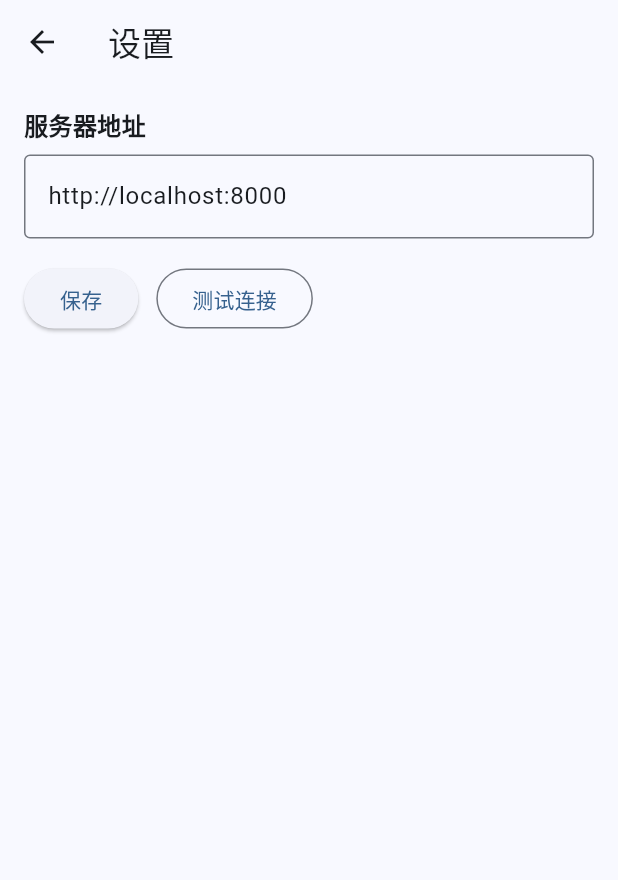
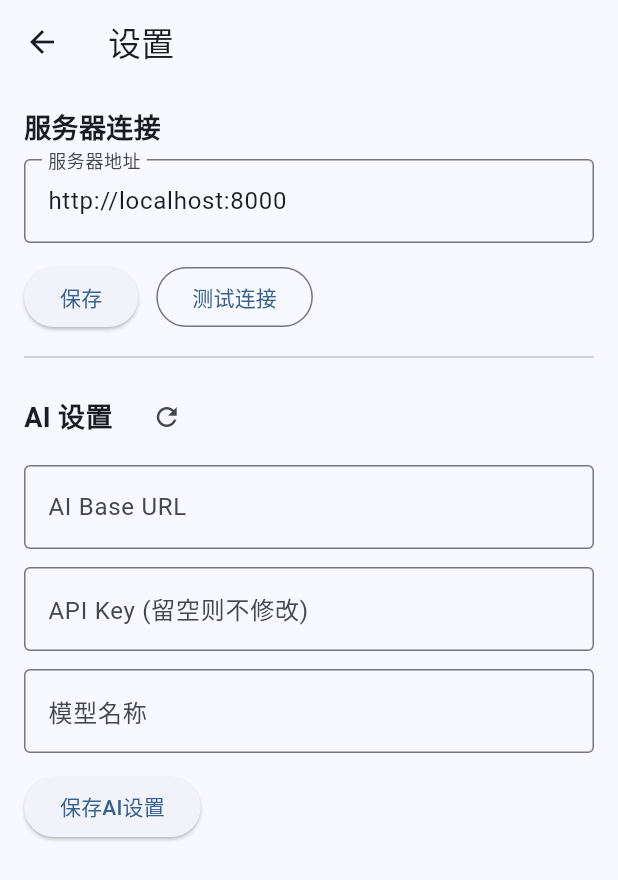
Before and after one commit to chenhuawang-04/CloudNote, a Flutter app: the SettingsScreen screen opened directly, on a phone screen of 412 x 824 dp. Shown: the top 880 px of the screen. Run offline on Flutter 3.47's test engine with Material 3 defaults, Android fonts, the phone set to English and light mode, and no system bars; our stand-ins replace dio, file_picker, image_picker, shared_preferences; accounts and stored records are empty; network calls fail.

Commit message:
feat: add AI settings management via frontend
- Server: new /api/v1/settings/ai GET/PUT endpoints
- Config: support runtime update + persist to config.yaml
- Client: settings screen now shows AI base_url, api_key, model fields
- API key is masked in responses (only last 4 chars shown)

Co-Authored-By: Claude Sonnet 4.6 <noreply@anthropic.com>

```diff
--- a/client/lib/screens/settings_screen.dart
+++ b/client/lib/screens/settings_screen.dart
@@ -11,23 +11,35 @@ class SettingsScreen extends StatefulWidget {
 
 class _SettingsScreenState extends State<SettingsScreen> {
   late TextEditingController _urlCtrl;
+  late TextEditingController _aiBaseUrlCtrl;
+  late TextEditingController _aiKeyCtrl;
+  late TextEditingController _aiModelCtrl;
   String _status = '';
+  String _aiStatus = '';
+  bool _loadingAi = false;
 
   @override
   void initState() {
     super.initState();
     _urlCtrl = TextEditingController(text: AppConfig.serverUrl);
+    _aiBaseUrlCtrl = TextEditingController();
+    _aiKeyCtrl = TextEditingController();
+    _aiModelCtrl = TextEditingController();
   }
 
   @override
   void dispose() {
     _urlCtrl.dispose();
+    _aiBaseUrlCtrl.dispose();
+    _aiKeyCtrl.dispose();
+    _aiModelCtrl.dispose();
     super.dispose();
   }
 
   Future<void> _save() async {
     await AppConfig.setServerUrl(_urlCtrl.text.trim());
     setState(() => _status = '已保存');
+    _loadAiSettings();
   }
 
   Future<void> _test() async {
@@ -35,34 +47,146 @@ class _SettingsScreenState extends State<SettingsScreen> {
     await AppConfig.setServerUrl(_urlCtrl.text.trim());
     final ok = await ApiClient().checkHealth();
     setState(() => _status = ok ? '连接成功' : '连接失败');
+    if (ok) _loadAiSettings();
+  }
+
+  Future<void> _loadAiSettings() async {
+    setState(() => _loadingAi = true);
+    try {
+      final api = ApiClient();
+      final res = await api.dio.get('${AppConfig.apiBase}/settings/ai');
+      final data = res.data;
+      setState(() {
+        _aiBaseUrlCtrl.text = data['base_url'] ?? '';
+        _aiModelCtrl.text = data['model'] ?? '';
+        _aiKeyCtrl.text = '';
+        _aiStatus = data['api_key_set'] == true
+            ? 'API Key 已设置 (${data['api_key_preview']})'
+            : 'API Key 未设置';
+        _loadingAi = false;
+      });
+    } catch (e) {
+      setState(() {
+        _aiStatus = '加载AI设置失败';
+        _loadingAi = false;
+      });
+    }
+  }
+
+  Future<void> _saveAiSettings() async {
+    setState(() => _aiStatus = '正在保存...');
+    try {
+      final api = ApiClient();
+      final body = <String, dynamic>{};
+      if (_aiBaseUrlCtrl.text.trim().isNotEmpty) {
+        body['base_url'] = _aiBaseUrlCtrl.text.trim();
+      }
+      if (_aiKeyCtrl.text.trim().isNotEmpty) {
+        body['api_key'] = _aiKeyCtrl.text.trim();
+      }
+      if (_aiModelCtrl.text.trim().isNotEmpty) {
+        body['model'] = _aiModelCtrl.text.trim();
+      }
+      final res = await api.dio.put('${AppConfig.apiBase}/settings/ai', data: body);
+      final data = res.data;
+      setState(() {
+        _aiKeyCtrl.text = '';
+        _aiStatus = data['api_key_set'] == true
+            ? '已保存 - API Key (${data['api_key_preview']})'
+            : '已保存 - API Key 未设置';
+      });
+    } catch (e) {
+      setState(() => _aiStatus = '保存失败: $e');
+    }
   }
 
   @override
   Widget build(BuildContext context) {
     return Scaffold(
       appBar: AppBar(title: const Text('设置')),
-      body: Padding(
+      body: SingleChildScrollView(
         padding: const EdgeInsets.all(16),
         child: Column(
           crossAxisAlignment: CrossAxisAlignment.start,
           children: [
-            const Text('服务器地址', style: TextStyle(fontSize: 16, fontWeight: FontWeight.bold)),
+            // ── Server Connection ──
+            const Text('服务器连接',
+                style: TextStyle(fontSize: 18, fontWeight: FontWeight.bold)),
             const SizedBox(height: 8),
             TextField(
               controller: _urlCtrl,
               decoration: const InputDecoration(
+                labelText: '服务器地址',
                 hintText: 'http://192.168.1.100:8000',
                 border: OutlineInputBorder(),
               ),
             ),
-            const SizedBox(height: 16),
+            const SizedBox(height: 12),
             Row(
               children: [
                 ElevatedButton(onPressed: _save, child: const Text('保存')),
                 const SizedBox(width: 12),
                 OutlinedButton(onPressed: _test, child: const Text('测试连接')),
                 const SizedBox(width: 12),
-                Text(_status),
+                Flexible(child: Text(_status, overflow: TextOverflow.ellipsis)),
+              ],
+            ),
+
+            const Divider(height: 32),
+
+            // ── AI Settings ──
+            Row(
+              children: [
+                const Text('AI 设置',
+                    style: TextStyle(fontSize: 18, fontWeight: FontWeight.bold)),
+                const SizedBox(width: 12),
+                if (_loadingAi)
+                  const SizedBox(
+                      width: 16, height: 16,
+                      child: CircularProgressIndicator(strokeWidth: 2))
+                else
+                  IconButton(
+                    icon: const Icon(Icons.refresh, size: 20),
+                    onPressed: _loadAiSettings,
+                    tooltip: '刷新',
+                  ),
+              ],
+            ),
+            const SizedBox(height: 8),
+            TextField(
+              controller: _aiBaseUrlCtrl,
+              decoration: const InputDecoration(
+                labelText: 'AI Base URL',
+                hintText: 'https://api.openai.com/v1',
+                border: OutlineInputBorder(),
+              ),
+            ),
+            const SizedBox(height: 12),
+            TextField(
+              controller: _aiKeyCtrl,
+              obscureText: true,
+              decoration: const InputDecoration(
+                labelText: 'API Key (留空则不修改)',
+                hintText: 'sk-...',
+                border: OutlineInputBorder(),
+              ),
+            ),
+            const SizedBox(height: 12),
+            TextField(
+              controller: _aiModelCtrl,
+              decoration: const InputDecoration(
+                labelText: '模型名称',
+                hintText: 'gpt-4o',
+                border: OutlineInputBorder(),
+              ),
+            ),
+            const SizedBox(height: 12),
+            Row(
+              children: [
+                ElevatedButton(
+                    onPressed: _saveAiSettings, child: const Text('保存AI设置')),
+                const SizedBox(width: 12),
+                Flexible(child: Text(_aiStatus, overflow: TextOverflow.ellipsis)),
               ],
             ),
           ],
```
Also changed, not shown: 3 other files.
